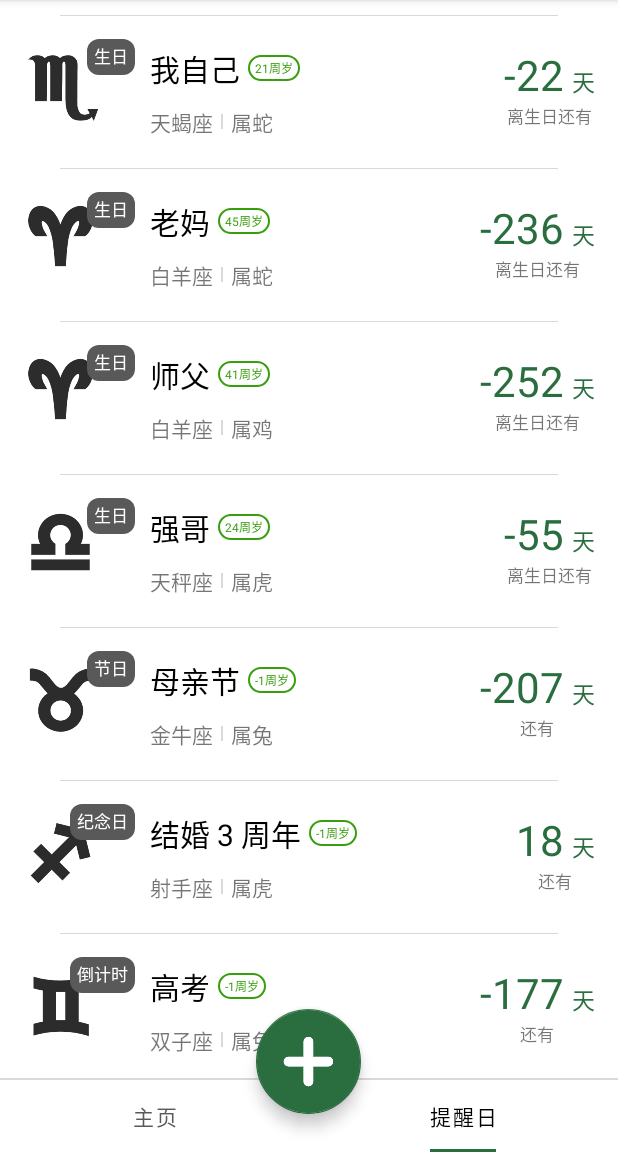
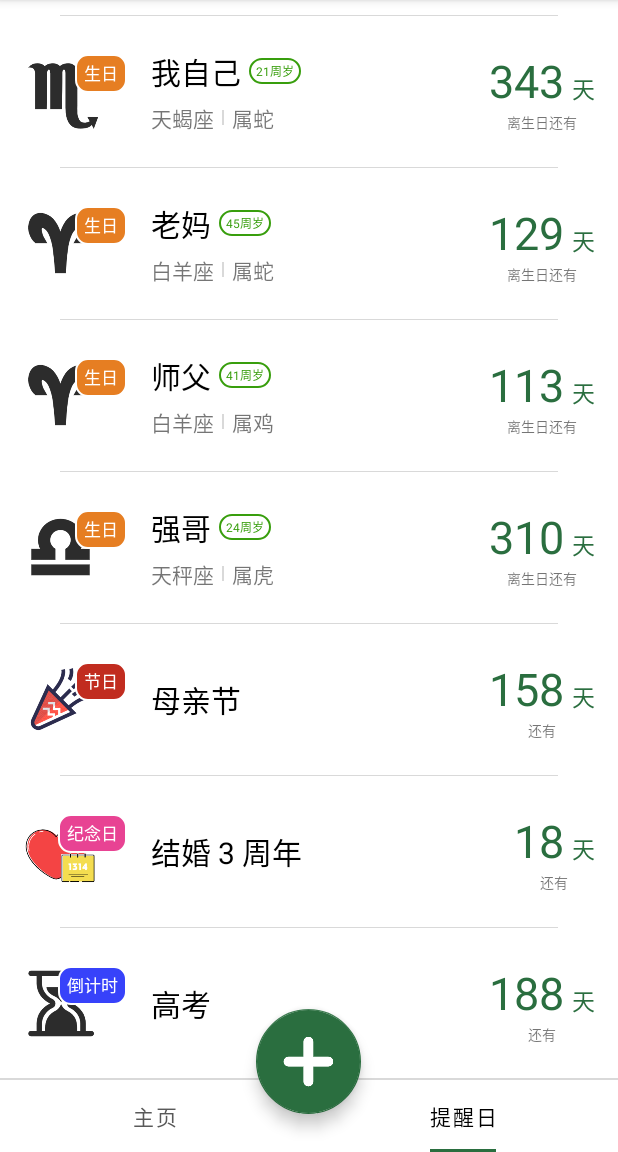
Before and after one commit to Huaguang-XinZhe/YidianClock, an Android app: the screen it shows after launch (MainActivity), item 2 of the bottom bar chosen, on a phone screen of 412 x 824 dp, the part 84-1236 px from its top. Run offline under Robolectric (Android 15) with nearby library versions, the light colour scheme and no system bars; libraries missing offline, so code that uses them is left out: com.loper7.date_time_picker, es.dmoral.toasty; 1 statement that could not run was skipped.

Commit message:
提醒日列表 UI 完成

```diff
--- a/app/src/main/java/com/example/yidianClock/adapter/ReminderAdapter.java
+++ b/app/src/main/java/com/example/yidianClock/adapter/ReminderAdapter.java
@@ -1,15 +1,22 @@
 package com.example.yidianClock.adapter;
 
 import android.content.Context;
+import android.graphics.Color;
+import android.graphics.drawable.Drawable;
+import android.graphics.drawable.GradientDrawable;
+import android.util.Log;
 import android.view.LayoutInflater;
+import android.view.View;
 import android.view.ViewGroup;
 
 import androidx.annotation.NonNull;
+import androidx.core.content.ContextCompat;
 import androidx.recyclerview.widget.RecyclerView;
 
 import com.example.yidianClock.R;
 import com.example.yidianClock.databinding.ItemReminderBinding;
 import com.example.yidianClock.model.Reminder;
+import com.example.yidianClock.utils.MyUtils;
 import com.example.yidianClock.utils.timeUtils.Age;
 import com.example.yidianClock.utils.timeUtils.ZodiacConstellation;
 
@@ -24,6 +31,10 @@ public class ReminderAdapter extends RecyclerView.Adapter<ReminderAdapter.InnerH
      * 星座和头像的映射map
      */
     static final Map<String, Integer> imageMap = new HashMap<>();
+    /**
+     * 星座
+     */
+    String theConstellation;
 
     static {
         imageMap.put("天蝎座", R.drawable.tian_xie);
@@ -49,6 +60,12 @@ public class ReminderAdapter extends RecyclerView.Adapter<ReminderAdapter.InnerH
     @Override
     public InnerHolder onCreateViewHolder(@NonNull ViewGroup parent, int viewType) {
         ItemReminderBinding binding = ItemReminderBinding.inflate(LayoutInflater.from(context), parent, false);
+
+        //只执行一次的代码可以放在此处（避免在onBindViewHolder中重复执行）
+        //不能采用下面这个方法去获取Drawable对象，颜色设置的时候会出问题（和位置无关）
+//        Drawable drawable = ContextCompat.getDrawable(context, R.drawable.shape_label);//获取drawable对象
+//        gradientDrawable = (GradientDrawable) drawable;//强转为GradientDrawable对象
+
         return new InnerHolder(binding);
     }
 
@@ -63,13 +80,12 @@ public class ReminderAdapter extends RecyclerView.Adapter<ReminderAdapter.InnerH
         /*
         根据数据映射、计算、判断
          */
-        //设置头像
         String birthDate = reminderList.get(position).getDate();
-        String theConstellation = ZodiacConstellation.getArr(birthDate)[1];
-        Integer imageResource = imageMap.get(theConstellation);//此处通过星座取值一定不为空
-        if (imageResource != null) {
-            holder.itemReminderBinding.imageHead.setImageResource(imageResource);
-        }
+        theConstellation = ZodiacConstellation.getArr(birthDate)[1];
+        //根据label更新头像和label背景颜色
+        updateWithLabel(label, holder);
+        //只有生日才计算年龄、生肖和星座，不是生日就不计算，并隐藏View
+        if (label.equals("生日")) {
             //设置年龄
             String ageStr = Age.calculateRealYears(birthDate) + "周岁";
             holder.itemReminderBinding.tvAge.setText(ageStr);
@@ -78,11 +94,19 @@ public class ReminderAdapter extends RecyclerView.Adapter<ReminderAdapter.InnerH
             holder.itemReminderBinding.tvChineseZodiac.setText(chineseZodiac);
             //设置星座
             holder.itemReminderBinding.tvTheConstellation.setText(theConstellation);
-        //设置目标日离现在的天数
-        // TODO: 2022/11/30 这里计算生日之间的间距要改为目标日
-        String daysDiffStr = Age.getDaysDiff(birthDate) + "";
+//            //View可见
+//            holder.itemReminderBinding.tvAge.setVisibility(View.VISIBLE);
+//            holder.itemReminderBinding.tvChineseZodiac.setVisibility(View.VISIBLE);
+//            holder.itemReminderBinding.tvTheConstellation.setVisibility(View.VISIBLE);
+        } else {
+            //View不可见
+            holder.itemReminderBinding.tvAge.setVisibility(View.GONE);
+            holder.itemReminderBinding.layoutSxXz.setVisibility(View.GONE);
+        }
+        //设置目标日离现在的天数（返回-1的结果不在此处处理，在输入时会处理好，保证不出现返回-1的情况出现）
+        int daysDiff = MyUtils.getDaysDiff(birthDate);
         //往setText()方法中传值要尤为谨慎，非资源的int型值一定要先转为String才行！！！
-        holder.itemReminderBinding.tvDaysNum.setText(daysDiffStr);
+        holder.itemReminderBinding.tvDaysNum.setText(String.valueOf(daysDiff));
         //设置天数下面的提示
         String tip = "还有";
         if (label.equals("生日")) {
@@ -106,4 +130,49 @@ public class ReminderAdapter extends RecyclerView.Adapter<ReminderAdapter.InnerH
         }
     }
 
+    /**
+     * 跟随标签更新设置：
+     * 1. 头像上生日、纪念日等标签的背景颜色；
+     * 2. 头像
+     * @param label 标签
+     * @param holder InnerHolder对象，持有View
+     */
+    private void updateWithLabel(String label, InnerHolder holder) {
+        int colorRes;
+        Integer imageRes;
+        switch (label) {
+            case "生日":
+                colorRes = context.getResources().getColor(R.color.orange);
+                imageRes = imageMap.get(theConstellation);//此处通过星座取值一定不为空
+                break;
+            case "纪念日":
+                colorRes = context.getResources().getColor(R.color.pink);
+                imageRes = R.drawable.day_of_remembrance;
+                break;
+            case "节日":
+                colorRes = context.getResources().getColor(R.color.red);
+                imageRes = R.drawable.to_celebrate;
+                break;
+            case "倒计时":
+                colorRes = context.getResources().getColor(R.color.blue);
+                imageRes = R.drawable.countdown;
+                break;
+            default:
+                colorRes = context.getResources().getColor(R.color.gray_time_length);
+                imageRes = R.drawable.add_black;
         }
+        //根据label改变shape背景颜色
+        GradientDrawable gradientDrawable = (GradientDrawable) holder.itemReminderBinding.tvLabel.getBackground();
+        if (gradientDrawable != null) {
+//            gradientDrawable.mutate();//加了这行代码颜色变化就不管用了，依然是原来的颜色
+            gradientDrawable.setColor(colorRes);
+
+        }
+        //设置头像
+        if (imageRes != null) {
+            holder.itemReminderBinding.imageHead.setImageResource(imageRes);
+        }
+    }
+
+
+}
--- a/app/src/main/java/com/example/yidianClock/fragment/ReminderDayFragment.java
+++ b/app/src/main/java/com/example/yidianClock/fragment/ReminderDayFragment.java
@@ -47,6 +47,7 @@ public class ReminderDayFragment extends Fragment {
         Reminder reminder6 = new Reminder("结婚 3 周年", "纪念日", "2022-12-19");
         Reminder reminder7 = new Reminder("高考", "倒计时", "2023-06-07");
         Reminder reminder8 = new Reminder("期末考试", "倒计时", "2022-12-30");
+        Reminder reminder9 = new Reminder("其他", "未知", "2011-11-12");
         reminderList.add(reminder1);
         reminderList.add(reminder2);
         reminderList.add(reminder3);
@@ -55,6 +56,7 @@ public class ReminderDayFragment extends Fragment {
         reminderList.add(reminder6);
         reminderList.add(reminder7);
         reminderList.add(reminder8);
+        reminderList.add(reminder9);
         //不能加入空 item，必须在底部填充一个不同类型的 item
 //        //加入空 item
 //        reminderList.add(new Reminder("", "", ""));
--- a/app/src/main/java/com/example/yidianClock/utils/MyUtils.java
+++ b/app/src/main/java/com/example/yidianClock/utils/MyUtils.java
@@ -17,9 +17,12 @@ import android.util.Log;
 import android.view.View;
 import android.view.inputmethod.InputMethodManager;
 
+import com.example.yidianClock.utils.timeUtils.MyDate;
 import com.example.yidianClock.utils.timeUtils.TimePoint;
 
+import java.text.ParseException;
 import java.text.SimpleDateFormat;
+import java.util.Calendar;
 import java.util.Date;
 import java.util.Locale;
 
@@ -39,6 +42,104 @@ public class MyUtils {
             myUtils = new MyUtils(context);
         }
         return myUtils;
+    }
+
+    /**
+     * 获取当前日期和目标日差距的天数，如果目标日已经过了，就往上再加一年
+     * @param goalDay 目标日，可能已经过了，也可能没过
+     * @return 相差的天数，始终为正值
+     */
+    public static int getDaysDiff(String goalDay) {
+        int diff;
+        Calendar calendar = Calendar.getInstance();
+        int currentYear = calendar.get(Calendar.YEAR);
+        //计算现在日期在当年的第几天
+        int currentDay = calendar.get(Calendar.DAY_OF_YEAR);
+        System.out.println("currentDay = " + currentDay);
+        //原目标日的年
+        int year= getDateArr(goalDay)[0];
+        //计算目标年（还没有加一）总共有多少天
+        int daysThisYear = calHowDaysInThisYear(year);
+        System.out.println("原目标日一年有多少天：" + daysThisYear);
+        //这是今年还剩多少天（即今天之后还有多少天）
+        int remainDays = daysThisYear - currentDay;
+        System.out.println("原目标日在今年还剩下多少天：" + remainDays);
+        if (isGoalOver(goalDay)) {
+            //原目标日已经过去了——————————————————————————————————————————————————————————————
+            String _goalDay = goalDay.replace(year + "", year + 1 + "");
+            System.out.println("_goalDay = " + _goalDay);
+            //计算新目标日（年份加了一）当天在当年的第几天
+            int newDay = getDayOfYear(_goalDay);
+            System.out.println("新目标日：newDay = " + newDay);
+            diff =  remainDays + newDay;
+        } else {
+            //原目标日还没到——————————————————————————————————————————————————————————————————
+            //计算原目标日当天在当年的第几天
+            int day = getDayOfYear(goalDay);
+            //原目标日和今年的年份差
+            int diffYear = year - currentYear;
+            if (diffYear == 0) {
+                //目标日为今年
+                diff = day - currentDay;
+            } else if (diffYear == 1) {
+                //目标日为明年
+                diff = remainDays + day;
+            } else {
+                //目标日为后年及以上的年份（太远了，计算得到的天数很大，暂不支持，故返回-1）
+                diff = -1;
+            }
+
+        }
+        return diff;
+    }
+
+    /**
+     * 获取目标日是在当年的第几天
+     * 或目标日在当年已经过去了多少天
+     * @param goalDay 目标日
+     */
+    public static int getDayOfYear(String goalDay) {
+        Calendar calendar = Calendar.getInstance();
+        SimpleDateFormat sdFormat = new SimpleDateFormat("yyyy-MM-dd", Locale.CANADA);
+        try {
+            //解析可能出错，必须放在try-catch块中处理；解析出来的值可能为null，必须判空
+            Date goalDate = sdFormat.parse(goalDay);
+            if (goalDate != null) {
+                //必须用Date对象来更新Calendar对象，否则获取的DAY_OF_YEAR会出异常
+                calendar.setTime(goalDate);
+            }
+        } catch (ParseException e) {
+            e.printStackTrace();
+        }
+        return calendar.get(Calendar.DAY_OF_YEAR);
+    }
+
+    /**
+     * 计算指定年有多少天（其实就是判断指定年是平年还是闰年，平年365天，闰年366天）
+     * @param year 指定年
+     */
+    public static int calHowDaysInThisYear(int year) {
+        //判断是否是闰年
+        boolean isLeapYear = (year % 4 == 0 && !(year % 100 == 0)) || (year % 400 == 0)
+                || (year % 3200 == 0 && year % 172800 == 0);
+        if (isLeapYear) return 366;
+        else return 365;
+    }
+
+//    public static void main(String[] args) {
+//        System.out.println(getDaysDiff("2022-12-05"));
+//    }
+
+    /**
+     * 判断目标日是否过去（是否在当前日期的后边）
+     * 注意，当天不算过了
+     * @param goalDay 目标日
+     * @return true：过了，false：没过
+     */
+    public static boolean isGoalOver(String goalDay) {
+        MyDate currentDate = new MyDate(MyUtils.getCurrentDate());
+        MyDate goalDate = new MyDate(goalDay);
+        return currentDate.compareTo(goalDate) > 0;
     }
 
     /**
--- a/app/src/main/java/com/example/yidianClock/utils/timeUtils/Age.java
+++ b/app/src/main/java/com/example/yidianClock/utils/timeUtils/Age.java
@@ -113,34 +113,6 @@ public class Age {
         return currentYear - year;
     }
 
-    /**
-     * 获取现在和生日的天数差（当年的生日还没过）
-     * @param dateOfBirth 标准化格式的出生日期，如：2001-11-09
-     */
-    public static int getDaysDiff(String dateOfBirth) {
-        Log.i("getSongsList", "getDaysDiff 执行！");
-        Calendar calendar = Calendar.getInstance();
-        //计算现在日期在当年的第几天
-        int currentDay = calendar.get(Calendar.DAY_OF_YEAR);
-//        //更新Calendar对象的值
-//        int[] dateArr = MyUtils.getDateArr(dateOfBirth);
-//        calendar.set(dateArr[0], dateArr[1], dateArr[2]);
-        SimpleDateFormat sdFormat = new SimpleDateFormat("yyyy-MM-dd", Locale.CANADA);
-        try {
-            //解析可能出错，必须放在try-catch块中处理；解析出来的值可能为null，必须判空
-            Date birthDate = sdFormat.parse(dateOfBirth);
-            if (birthDate != null) {
-                //必须用Date对象来更新Calendar对象，否则获取的DAY_OF_YEAR会出异常
-                calendar.setTime(birthDate);
-            }
-        } catch (ParseException e) {
-            e.printStackTrace();
-        }
-        //计算生日当天在当年的第几天
-        int birthDay = calendar.get(Calendar.DAY_OF_YEAR);
-        return birthDay - currentDay;
-    }
-
 //    public static void main(String[] args) {
 ////        int age = Age.calculateVirtualYears("1998-10-07");
 ////        int realAge = Age.calculateRealYears("2001-11-09");
--- a/app/src/main/res/drawable/shape_label.xml
+++ b/app/src/main/res/drawable/shape_label.xml
@@ -2,8 +2,10 @@
 <shape xmlns:android="http://schemas.android.com/apk/res/android">
     <corners android:radius="8dp"/>
     <solid android:color="@color/gray_time_length"/>
-    <padding android:bottom="4dp"
-        android:left="5dp"
-        android:right="5dp"
-        android:top="3dp"/>
+    <padding android:bottom="5dp"
+        android:left="6dp"
+        android:right="6dp"
+        android:top="4dp"/>
+    <stroke android:color="@color/white"
+        android:width="1.5dp"/>
 </shape>
--- a/app/src/main/res/layout/item_reminder.xml
+++ b/app/src/main/res/layout/item_reminder.xml
@@ -16,19 +16,19 @@
 
     <androidx.appcompat.widget.LinearLayoutCompat
         android:layout_width="match_parent"
-        android:layout_height="wrap_content">
+        android:layout_height="wrap_content"
+        android:padding="10dp">
 
         <RelativeLayout
-            android:layout_width="90dp"
-            android:layout_height="wrap_content">
+            android:layout_width="85dp"
+            android:layout_height="wrap_content"
+            android:layout_gravity="center_vertical"
+            android:padding="5dp">
 
             <ImageView
                 android:id="@+id/image_head"
                 android:layout_width="50dp"
                 android:layout_height="50dp"
-                android:layout_marginStart="15dp"
-                android:layout_marginTop="10dp"
-                android:layout_marginEnd="10dp"
                 android:clickable="true"
                 android:focusable="true"
                 android:background="?android:attr/selectableItemBackgroundBorderless"
@@ -43,16 +43,18 @@
                 android:background="@drawable/shape_label"
                 android:textColor="@color/white"
                 android:textSize="11sp"
-                android:layout_marginTop="5dp"/>
+                android:layout_marginEnd="5dp" />
 
         </RelativeLayout>
 
         <LinearLayout
+            android:id="@+id/layout_birthInfo"
             android:layout_width="0dp"
-            android:layout_height="wrap_content"
+            android:layout_height="match_parent"
             android:layout_weight="1"
-            android:padding="10dp"
-            android:orientation="vertical">
+            android:layout_marginStart="5dp"
+            android:orientation="vertical"
+            android:gravity="center_vertical">
 
             <androidx.appcompat.widget.LinearLayoutCompat
                 android:layout_width="match_parent"
@@ -77,14 +79,15 @@
                     android:textSize="8sp"
                     android:clickable="true"
                     android:focusable="true"
-                    android:layout_gravity="center_vertical"/>
+                    android:layout_gravity="center_vertical" />
 
             </androidx.appcompat.widget.LinearLayoutCompat>
 
             <androidx.appcompat.widget.LinearLayoutCompat
+                android:id="@+id/layout_sx_xz"
                 android:layout_width="match_parent"
                 android:layout_height="wrap_content"
-                android:layout_marginTop="10dp">
+                android:layout_marginTop="5dp">
 
                 <TextView
                     android:id="@+id/tv_theConstellation"
@@ -110,10 +113,12 @@
 
         </LinearLayout>
 
-        <RelativeLayout
+        <LinearLayout
             android:layout_width="wrap_content"
-            android:layout_height="wrap_content"
-            android:layout_marginEnd="15dp">
+            android:layout_height="match_parent"
+            android:layout_marginEnd="5dp"
+            android:gravity="center_vertical"
+            android:orientation="vertical">
 
             <androidx.appcompat.widget.LinearLayoutCompat
                 android:id="@+id/layout_days"
@@ -124,16 +129,14 @@
                     android:id="@+id/tv_daysNum"
                     android:layout_width="wrap_content"
                     android:layout_height="wrap_content"
-                    android:layout_marginTop="10dp"
                     android:text="344"
                     android:textColor="@color/green_set_value"
-                    android:textSize="28sp" />
+                    android:textSize="30sp" />
 
                 <TextView
                     android:layout_width="wrap_content"
                     android:layout_height="wrap_content"
                     android:layout_marginStart="5dp"
-                    android:layout_marginTop="10dp"
                     android:text="天"
                     android:textColor="@color/green_set_value"
                     android:textSize="15sp" />
@@ -145,11 +148,10 @@
                 android:layout_width="wrap_content"
                 android:layout_height="wrap_content"
                 android:text="还有"
-                android:textSize="11sp"
-                android:layout_centerHorizontal="true"
-                android:layout_below="@id/layout_days"/>
+                android:textSize="9sp"
+                android:layout_gravity="center_horizontal" />
 
-        </RelativeLayout>
+        </LinearLayout>
 
     </androidx.appcompat.widget.LinearLayoutCompat>
 
--- a/app/src/main/res/values/colors.xml
+++ b/app/src/main/res/values/colors.xml
@@ -15,4 +15,8 @@
     <color name="hintColor">#757575</color>
     <color name="green_dark">#135200</color>
     <color name="green_light">#389e0d</color>
+    <color name="orange">#e67e22</color>
+    <color name="pink">#e84393</color>
+    <color name="red">#c12c1f</color>
+    <color name="blue">#3742fa</color>
 </resources>
```
Also changed, not shown: app/src/main/res/drawable/add_black.png (added), app/src/main/res/drawable/countdown.png (added), app/src/main/res/drawable/day_of_remembrance.png (added), app/src/main/res/drawable/to_celebrate.png (added). Lines whose indentation alone changed are shown as unchanged.
